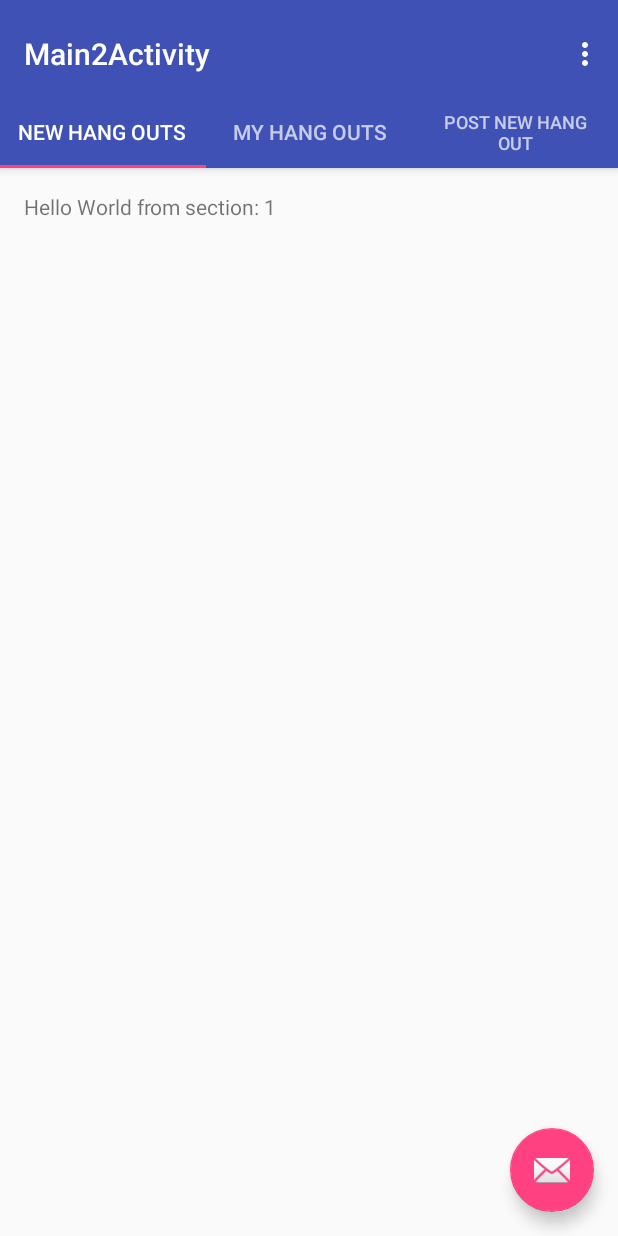
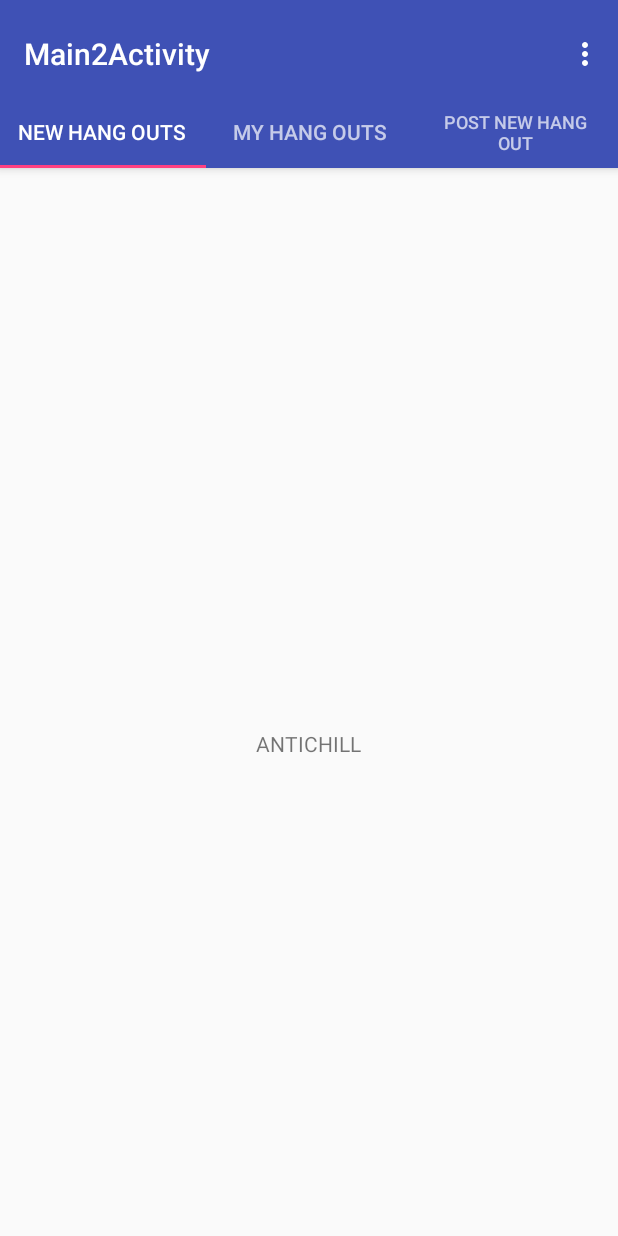
Before and after one commit to jordifoix/CA, an Android app: the screen it shows after launch (MainActivity), on a phone screen of 412 x 824 dp. Run offline under Robolectric (Android 15) with nearby library versions, the phone set to English and light mode, and no system bars.

Commit message:
he fet coses

```diff
--- a/app/src/main/java/com/chillasso/chillasso/MainActivity.java
+++ b/app/src/main/java/com/chillasso/chillasso/MainActivity.java
@@ -54,14 +54,6 @@ public class MainActivity extends AppCompatActivity {
         TabLayout tabLayout = (TabLayout) findViewById(R.id.tabs);
         tabLayout.setupWithViewPager(mViewPager);
 
-        FloatingActionButton fab = (FloatingActionButton) findViewById(R.id.fab);
-        fab.setOnClickListener(new View.OnClickListener() {
-            @Override
-            public void onClick(View view) {
-                Snackbar.make(view, "Replace with your own action", Snackbar.LENGTH_LONG)
-                        .setAction("Action", null).show();
-            }
-        });
 
 
 
@@ -121,8 +113,6 @@ public class MainActivity extends AppCompatActivity {
         public View onCreateView(LayoutInflater inflater, ViewGroup container,
                                  Bundle savedInstanceState) {
             View rootView = inflater.inflate(R.layout.fragment_main2, container, false);
-            TextView textView = (TextView) rootView.findViewById(R.id.section_label);
-            textView.setText(getString(R.string.section_format, getArguments().getInt(ARG_SECTION_NUMBER)));
             return rootView;
         }
     }
--- a/app/src/main/res/layout/activity_main.xml
+++ b/app/src/main/res/layout/activity_main.xml
@@ -38,12 +38,4 @@
         android:layout_height="match_parent"
         app:layout_behavior="@string/appbar_scrolling_view_behavior" />
 
-    <android.support.design.widget.FloatingActionButton
-        android:id="@+id/fab"
-        android:layout_width="wrap_content"
-        android:layout_height="wrap_content"
-        android:layout_gravity="end|bottom"
-        android:layout_margin="@dimen/fab_margin"
-        app:srcCompat="@android:drawable/ic_dialog_email" />
-
 </android.support.design.widget.CoordinatorLayout>
--- a/app/src/main/res/layout/fragment_main2.xml
+++ b/app/src/main/res/layout/fragment_main2.xml
@@ -2,6 +2,7 @@
     xmlns:tools="http://schemas.android.com/tools"
     android:layout_width="match_parent"
     android:layout_height="match_parent"
+    android:gravity="center"
     android:paddingBottom="@dimen/activity_vertical_margin"
     android:paddingLeft="@dimen/activity_horizontal_margin"
     android:paddingRight="@dimen/activity_horizontal_margin"
@@ -9,8 +10,8 @@
     tools:context="com.chillasso.chillasso.Main2Activity$PlaceholderFragment">
 
     <TextView
-        android:id="@+id/section_label"
+        android:id="@+id/textView"
         android:layout_width="wrap_content"
-        android:layout_height="wrap_content" />
-
+        android:layout_height="wrap_content"
+        android:text="ANTICHILL" />
 </RelativeLayout>
--- a/app/src/main/res/values/styles.xml
+++ b/app/src/main/res/values/styles.xml
@@ -1,7 +1,7 @@
 <resources>
 
     <!-- Base application theme. -->
-    <style name="AppTheme" parent="Theme.AppCompat.Light.DarkActionBar">
+    <style name="AppTheme" parent="Theme.AppCompat.Light.NoActionBar">
         <!-- Customize your theme here. -->
         <item name="colorPrimary">@color/colorPrimary</item>
         <item name="colorPrimaryDark">@color/colorPrimaryDark</item>
```
